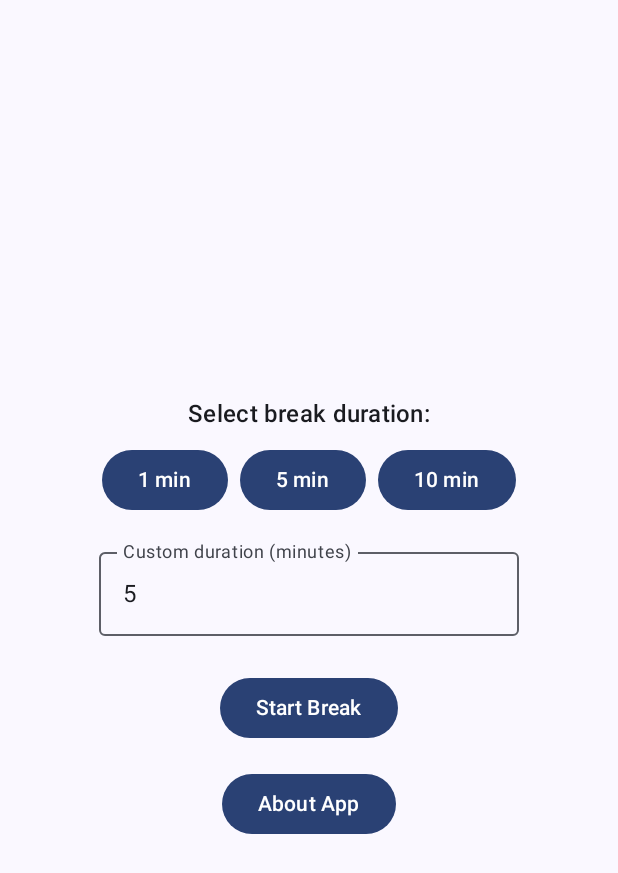
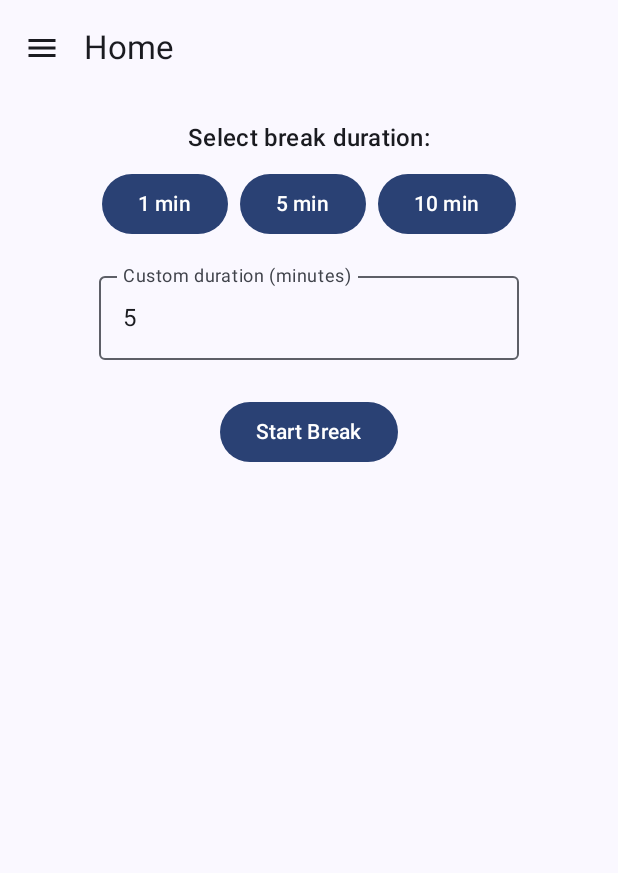
Before and after one commit to suyash333/digital_relax, an Android app built with Jetpack Compose: the screen it shows after launch (MainActivity), on a phone screen of 412 x 824 dp. Shown: the top 873 px of the screen. Run offline under Robolectric (Android 15) with nearby library versions, the phone set to English and light mode, and no system bars.

```diff
--- a/app/build.gradle.kts
+++ b/app/build.gradle.kts
@@ -12,8 +12,8 @@ android {
         applicationId = "com.golearnsap.digitalrelax"
         minSdk = 29
         targetSdk = 36
-        versionCode = 1
-        versionName = "1.0"
+        versionCode = 2 // Incremented
+        versionName = "1.2"
 
         testInstrumentationRunner = "androidx.test.runner.AndroidJUnitRunner"
     }
--- a/app/src/main/java/com/golearnsap/digitalrelax/MainActivity.kt
+++ b/app/src/main/java/com/golearnsap/digitalrelax/MainActivity.kt
@@ -1,4 +1,3 @@
-
 package com.golearnsap.digitalrelax
 
 import android.app.NotificationManager
@@ -16,29 +15,48 @@ import androidx.activity.ComponentActivity
 import androidx.activity.compose.setContent
 import androidx.activity.enableEdgeToEdge
 import androidx.compose.foundation.background
+import androidx.compose.foundation.isSystemInDarkTheme
 import androidx.compose.foundation.layout.*
 import androidx.compose.foundation.rememberScrollState
 import androidx.compose.foundation.text.KeyboardOptions
 import androidx.compose.foundation.verticalScroll
+import androidx.compose.material.icons.Icons
+import androidx.compose.material.icons.filled.Home
+import androidx.compose.material.icons.filled.Info
+import androidx.compose.material.icons.filled.Menu
 import androidx.compose.material3.Button
+import androidx.compose.material3.DrawerValue
+import androidx.compose.material3.ExperimentalMaterial3Api
+import androidx.compose.material3.HorizontalDivider
+import androidx.compose.material3.Icon
+import androidx.compose.material3.IconButton
 import androidx.compose.material3.MaterialTheme
+import androidx.compose.material3.ModalDrawerSheet
+import androidx.compose.material3.ModalNavigationDrawer
+import androidx.compose.material3.NavigationDrawerItem
+import androidx.compose.material3.NavigationDrawerItemDefaults
 import androidx.compose.material3.OutlinedTextField
 import androidx.compose.material3.Scaffold
+import androidx.compose.material3.Switch
 import androidx.compose.material3.Text
+import androidx.compose.material3.TopAppBar
+import androidx.compose.material3.rememberDrawerState
 import androidx.compose.runtime.*
 import androidx.compose.runtime.saveable.rememberSaveable
 import androidx.compose.ui.Alignment
 import androidx.compose.ui.Modifier
 import androidx.compose.ui.graphics.Color
+import androidx.compose.ui.graphics.vector.ImageVector
 import androidx.compose.ui.platform.LocalContext
 import androidx.compose.ui.text.input.KeyboardType
 import androidx.compose.ui.tooling.preview.Preview
 import androidx.compose.ui.unit.dp
 import com.golearnsap.digitalrelax.ui.theme.DigitalRelaxTheme
+import kotlinx.coroutines.launch
 
-enum class Screen {
-    Main,
-    About
+enum class Screen(val title: String, val icon: ImageVector) {
+    Main("Home", Icons.Filled.Home),
+    About("About", Icons.Filled.Info)
 }
 
 class MainActivity : ComponentActivity() {
@@ -49,8 +67,8 @@ class MainActivity : ComponentActivity() {
 
     private lateinit var prefs: SharedPreferences
     private val PREFS_NAME = "DigitalRelaxPrefs"
+    private val KEY_APP_THEME = "app_theme"
 
-    // To manage system controls during break
     private fun updateBreakSystemControls(context: Context, isBreakStarting: Boolean) {
         val notificationManager = context.getSystemService(NOTIFICATION_SERVICE) as NotificationManager
         if (notificationManager.isNotificationPolicyAccessGranted) {
@@ -65,7 +83,7 @@ class MainActivity : ComponentActivity() {
             window.addFlags(WindowManager.LayoutParams.FLAG_KEEP_SCREEN_ON)
             try {
                 if (android.os.Build.VERSION.SDK_INT >= android.os.Build.VERSION_CODES.LOLLIPOP) {
-                    startLockTask() // Pin the screen
+                    startLockTask()
                 }
             } catch (e: Exception) {
                 runOnUiThread {
@@ -76,15 +94,16 @@ class MainActivity : ComponentActivity() {
             window.clearFlags(WindowManager.LayoutParams.FLAG_KEEP_SCREEN_ON)
             try {
                 if (android.os.Build.VERSION.SDK_INT >= android.os.Build.VERSION_CODES.LOLLIPOP) {
-                    stopLockTask() // Unpin the screen
+                    stopLockTask()
                 }
             } catch (e: Exception) {
-                // Log or handle exception if stopLockTask fails
+                // Log or handle exception
             }
         }
     }
 
 
+    @OptIn(ExperimentalMaterial3Api::class)
     override fun onCreate(savedInstanceState: Bundle?) {
         super.onCreate(savedInstanceState)
         prefs = getSharedPreferences(PREFS_NAME, MODE_PRIVATE)
@@ -108,7 +127,16 @@ class MainActivity : ComponentActivity() {
 
         enableEdgeToEdge()
         setContent {
-            DigitalRelaxTheme {
+            val savedTheme = prefs.getString(KEY_APP_THEME, "system") ?: "system"
+            var currentThemeChoice by rememberSaveable { mutableStateOf(savedTheme) }
+
+            val useDarkTheme = if (currentThemeChoice == "dark") {
+                true
+            } else {
+                isSystemInDarkTheme()
+            }
+
+            DigitalRelaxTheme(darkTheme = useDarkTheme) {
                 var currentScreen by rememberSaveable { mutableStateOf(Screen.Main) }
                 var inBreak by rememberSaveable { mutableStateOf(false) }
                 var remainingTime by rememberSaveable { mutableLongStateOf(0L) }
@@ -116,12 +144,15 @@ class MainActivity : ComponentActivity() {
                 var targetEndTimeMillis by rememberSaveable(key = "targetEndTimeMillis") { mutableLongStateOf(0L) }
                 val context = LocalContext.current
 
+                val drawerState = rememberDrawerState(initialValue = DrawerValue.Closed)
+                val scope = rememberCoroutineScope()
+
                 LaunchedEffect(Unit, targetEndTimeMillis) {
                     if (targetEndTimeMillis > 0) {
                         val currentTime = System.currentTimeMillis()
                         val newRemainingMillis = targetEndTimeMillis - currentTime
                         if (newRemainingMillis > 0) {
-                            inBreak = true // Ensure break screen is shown
+                            inBreak = true
                             remainingTime = newRemainingMillis / 1000L
                             startTimer(
                                 durationMillis = newRemainingMillis,
@@ -135,14 +166,13 @@ class MainActivity : ComponentActivity() {
                                     targetEndTimeMillis = 0L
                                 }
                             )
-                            // Re-apply system controls if break is restored
                             if (!checkNotificationPolicyAccess(context)) {
                                 requestNotificationPolicyAccess(context)
                             } else {
                                 updateBreakSystemControls(context, true)
                             }
-                        } else { // Break time has passed while inactive
-                            if (inBreak) { // Only if a break was considered active
+                        } else {
+                            if (inBreak) {
                                 updateBreakSystemControls(context, false)
                                 playDingSound()
                                 showCompletionToast()
@@ -154,13 +184,43 @@ class MainActivity : ComponentActivity() {
                     }
                 }
 
+                ModalNavigationDrawer(
+                    drawerState = drawerState,
+                    drawerContent = {
+                        AppDrawer(
+                            currentScreen = currentScreen,
+                            onNavigate = { screen ->
+                                currentScreen = screen
+                                scope.launch { drawerState.close() }
+                            },
+                            isDarkModeForced = currentThemeChoice == "dark",
+                            onForceDarkModeChanged = { isChecked ->
+                                val newTheme = if (isChecked) "dark" else "system"
+                                currentThemeChoice = newTheme
+                                prefs.edit().putString(KEY_APP_THEME, newTheme).apply()
+                            }
+                        )
+                    }
+                ) {
                     if (inBreak) {
                         DigitalBreakScreen(
                             modifier = Modifier.fillMaxSize(),
                             timeRemaining = remainingTime
                         )
                     } else {
-                    Scaffold(modifier = Modifier.fillMaxSize()) { innerPadding ->
+                        Scaffold(
+                            modifier = Modifier.fillMaxSize(),
+                            topBar = {
+                                TopAppBar(
+                                    title = { Text(currentScreen.title) },
+                                    navigationIcon = {
+                                        IconButton(onClick = { scope.launch { drawerState.open() } }) {
+                                            Icon(Icons.Filled.Menu, contentDescription = "Open navigation drawer")
+                                        }
+                                    }
+                                )
+                            }
+                        ) { innerPadding ->
                             when (currentScreen) {
                                 Screen.Main -> {
                                     Column(
@@ -169,7 +229,6 @@ class MainActivity : ComponentActivity() {
                                             .fillMaxSize()
                                             .verticalScroll(rememberScrollState())
                                             .padding(16.dp),
-                                    verticalArrangement = Arrangement.Center,
                                         horizontalAlignment = Alignment.CenterHorizontally
                                     ) {
                                         Text("Select break duration:", style = MaterialTheme.typography.titleMedium)
@@ -194,7 +253,7 @@ class MainActivity : ComponentActivity() {
                                                     updateBreakSystemControls(context, true)
                                                     inBreak = true
                                                     targetEndTimeMillis = System.currentTimeMillis() + duration
-                                                remainingTime = duration / 1000L // Initial display
+                                                    remainingTime = duration / 1000L
                                                     startTimer(
                                                         durationMillis = duration,
                                                         onTick = { millisUntilFinished -> remainingTime = millisUntilFinished / 1000 },
@@ -216,20 +275,18 @@ class MainActivity : ComponentActivity() {
                                         }) {
                                             Text("Start Break")
                                         }
-                                    Spacer(Modifier.height(16.dp))
-                                    Button(onClick = { currentScreen = Screen.About }) {
-                                        Text("About App")
-                                    }
+                                        Spacer(Modifier.weight(1f)) // Pushes content towards top if Column not Centered
+                                        // Theme settings UI removed from here
                                     }
                                 }
                                 Screen.About -> {
                                     AboutAppScreen(
                                         modifier = Modifier
                                             .padding(innerPadding)
-                                        .fillMaxSize() // Ensure AboutAppScreen can fill if needed
-                                        .verticalScroll(rememberScrollState()),
-                                    onBack = { currentScreen = Screen.Main }
+                                            .fillMaxSize()
+                                            .verticalScroll(rememberScrollState())
                                     )
+                                }
                             }
                         }
                     }
@@ -260,9 +317,6 @@ class MainActivity : ComponentActivity() {
         context.startActivity(intent)
     }
 
-    // setDndMode is now part of updateBreakSystemControls
-    // private fun setDndMode(context: Context, enabled: Boolean) { ... }
-
     private fun startTimer(durationMillis: Long, onTick: (Long) -> Unit, onFinish: () -> Unit) {
         countDownTimer?.cancel()
         countDownTimer = object : CountDownTimer(durationMillis, 1000) {
@@ -281,7 +335,6 @@ class MainActivity : ComponentActivity() {
         soundPool?.release()
         soundPool = null
 
-        // Best effort to clean up system states
         try {
             if (android.os.Build.VERSION.SDK_INT >= android.os.Build.VERSION_CODES.LOLLIPOP) {
                 stopLockTask()
@@ -289,7 +342,6 @@ class MainActivity : ComponentActivity() {
         } catch (e: Exception) { /* Silently ignore */ }
         window.clearFlags(WindowManager.LayoutParams.FLAG_KEEP_SCREEN_ON)
 
-        // Reset DND if it was on (check current state to avoid unnecessary calls)
         val notificationManager = getSystemService(NOTIFICATION_SERVICE) as NotificationManager
         if (notificationManager.isNotificationPolicyAccessGranted &&
             notificationManager.currentInterruptionFilter == NotificationManager.INTERRUPTION_FILTER_PRIORITY) {
@@ -299,28 +351,67 @@ class MainActivity : ComponentActivity() {
 }
 
 @Composable
-fun AboutAppScreen(modifier: Modifier = Modifier, onBack: () -> Unit) {
+fun AppDrawer(
+    currentScreen: Screen,
+    onNavigate: (Screen) -> Unit,
+    isDarkModeForced: Boolean,
+    onForceDarkModeChanged: (Boolean) -> Unit,
+    modifier: Modifier = Modifier
+) {
+    ModalDrawerSheet(modifier) {
+        Spacer(Modifier.height(12.dp))
+        Screen.values().forEach { screen ->
+            NavigationDrawerItem(
+                icon = { Icon(screen.icon, contentDescription = null) },
+                label = { Text(screen.title) },
+                selected = currentScreen == screen,
+                onClick = { onNavigate(screen) },
+                modifier = Modifier.padding(NavigationDrawerItemDefaults.ItemPadding)
+            )
+        }
+        Spacer(Modifier.height(8.dp))
+        HorizontalDivider(modifier = Modifier.padding(horizontal = 16.dp))
+        Spacer(Modifier.height(8.dp))
+        Row(
+            modifier = Modifier
+                .fillMaxWidth()
+                .padding(NavigationDrawerItemDefaults.ItemPadding)
+                .padding(horizontal = 8.dp), // Adjust padding to align with NavigationDrawerItems
+            verticalAlignment = Alignment.CenterVertically,
+            horizontalArrangement = Arrangement.SpaceBetween
+        ) {
+            Text(
+                text = "Always Use Dark Mode",
+                style = MaterialTheme.typography.bodyLarge
+            )
+            Switch(
+                checked = isDarkModeForced,
+                onCheckedChange = onForceDarkModeChanged
+            )
+        }
+    }
+}
+
+@Composable
+fun AboutAppScreen(modifier: Modifier = Modifier) {
     Column(
-        modifier = modifier // Apply the passed-in modifier (includes padding & scroll)
-            .padding(16.dp), // Additional content padding
+        modifier = modifier
+            .padding(16.dp),
         horizontalAlignment = Alignment.CenterHorizontally,
         verticalArrangement = Arrangement.Center
     ) {
         Text("Digital Relax", style = MaterialTheme.typography.headlineSmall)
-        Text("Version 1.0.0", style = MaterialTheme.typography.bodyMedium)
+        Text("Version 1.2", style = MaterialTheme.typography.bodyMedium)
         Spacer(Modifier.height(16.dp))
         Text("This app helps you take short breaks to relax.", style = MaterialTheme.typography.bodyLarge)
         Spacer(Modifier.height(24.dp))
-        Button(onClick = onBack) {
-            Text("Back")
-        }
     }
 }
 
 @Composable
 fun DigitalBreakScreen(modifier: Modifier = Modifier, timeRemaining: Long) {
     Box(
-        modifier = modifier // Will be Modifier.fillMaxSize() from the call site
+        modifier = modifier
             .background(Color.Black),
         contentAlignment = Alignment.Center
     ) {
@@ -340,7 +431,6 @@ fun DefaultPreview() {
             modifier = Modifier
                 .fillMaxSize()
                 .padding(16.dp),
-            verticalArrangement = Arrangement.Center,
             horizontalAlignment = Alignment.CenterHorizontally
         ) {
             Text("Select break duration:", style = MaterialTheme.typography.titleMedium)
@@ -350,17 +440,7 @@ fun DefaultPreview() {
                 Button(onClick = { }) { Text("5 min") }
                 Button(onClick = { }) { Text("10 min") }
             }
-            Spacer(Modifier.height(16.dp))
-            OutlinedTextField(
-                value = "5",
-                onValueChange = { },
-                label = { Text("Custom duration (minutes)") },
-                keyboardOptions = KeyboardOptions(keyboardType = KeyboardType.Number)
-            )
-            Spacer(Modifier.height(24.dp))
-            Button(onClick = { }) { Text("Start Break") }
-            Spacer(Modifier.height(16.dp))
-            Button(onClick = { }) { Text("About App") }
+            // Theme settings preview removed from here
         }
     }
 }
@@ -377,6 +457,20 @@ fun BreakScreenPreview() {
 @Composable
 fun AboutAppScreenPreview() {
     DigitalRelaxTheme {
-        AboutAppScreen(onBack = {})
+        AboutAppScreen(Modifier.fillMaxSize())
     }
 }
+
+@OptIn(ExperimentalMaterial3Api::class)
+@Preview(showBackground = true)
+@Composable
+fun AppDrawerPreview() {
+    DigitalRelaxTheme {
+        AppDrawer(
+            currentScreen = Screen.Main,
+            onNavigate = {},
+            isDarkModeForced = false,
+            onForceDarkModeChanged = {}
+        )
+    }
+}
```
Lines whose indentation alone changed are shown as unchanged.
